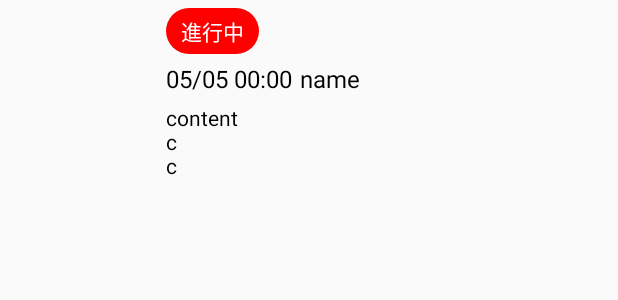
After one commit to n1056722/Android-RoadToAdventure, an Android app: the layout item_rv_personal_journey_list.xml on its own in the app's theme, with its tools: preview values and no code run, on a phone screen of 412 x 824 dp. The commit adds this screen. Shown: the top 300 px of the screen. Run offline under Robolectric (Android 15) with nearby library versions, the phone set to English and light mode, and no system bars.

Commit message:
update PersonalJourneyList

```diff
--- a/app/src/main/AndroidManifest.xml
+++ b/app/src/main/AndroidManifest.xml
@@ -56,7 +56,7 @@
         <activity android:name=".activity.FriendListActivity" />
         <activity android:name=".activity.FriendChatActivity" />
         <activity android:name=".activity.SearchFriendActivity" />
-        <activity android:name=".activity.PersonalRecordListActivity" />
+        <activity android:name=".activity.PersonalJourneyListActivity" />
         <activity android:name=".activity.AddPersonalRecordActivity" />
         <activity android:name=".activity.SignUpActivity"></activity>
     </application>
--- a/app/src/main/java/ya/haojun/roadtoadventure/activity/MainActivity.java
+++ b/app/src/main/java/ya/haojun/roadtoadventure/activity/MainActivity.java
@@ -60,7 +60,7 @@ public class MainActivity extends CommonActivity {
     public void onDrawerItemClick(String name) {
         switch (name) {
             case DrawerItem.PERSONAL_RECORD:
-                openActivity(AddPersonalRecordActivity.class);
+                openActivity(PersonalJourneyListActivity.class);
                 break;
             case DrawerItem.PERSONAL_FIREND:
                 openActivity(FriendListActivity.class);
@@ -77,7 +77,7 @@ public class MainActivity extends CommonActivity {
     public void onMainItemClick(String name){
         switch (name) {
             case MainItem.RECORD:
-                openActivity(AddPersonalRecordActivity.class);
+                openActivity(PersonalJourneyListActivity.class);
                 break;
         }
     }
--- /dev/null
+++ b/app/src/main/res/drawable/textview_journey_status.xml
@@ -0,0 +1,11 @@
+<?xml version="1.0" encoding="utf-8"?>
+<shape xmlns:android="http://schemas.android.com/apk/res/android"
+    android:shape="rectangle">
+    <corners android:radius="20dp" />
+    <solid android:color="#F00" />
+    <padding
+        android:bottom="5dp"
+        android:left="10dp"
+        android:right="10dp"
+        android:top="5dp" />
+</shape>
--- a/app/src/main/res/layout/activity_personal_record_list.xml
+++ b/app/src/main/res/layout/activity_personal_journey_list.xml
@@ -27,7 +27,7 @@
                     android:textColor="#FFF"
                     android:textSize="24sp" />
                 <ImageView
-                    android:id="@+id/iv_personal_record_list_add_record"
+                    android:id="@+id/iv_personal_journey_list_add_record"
                     android:layout_width="@dimen/imageview_toolbar_width"
                     android:layout_height="@dimen/imageview_toolbar_width"
                     android:layout_alignParentRight="true"
@@ -38,7 +38,7 @@
         </android.support.v7.widget.Toolbar>
     </android.support.design.widget.AppBarLayout>
     <android.support.v7.widget.RecyclerView
-        android:id="@+id/rv_personal_record_list"
+        android:id="@+id/rv_personal_journey_list"
         android:layout_width="match_parent"
         android:layout_height="match_parent" />
 </LinearLayout>
--- /dev/null
+++ b/app/src/main/res/layout/item_rv_personal_journey_list.xml
@@ -0,0 +1,72 @@
+<?xml version="1.0" encoding="utf-8"?>
+<LinearLayout xmlns:android="http://schemas.android.com/apk/res/android"
+    android:layout_width="match_parent"
+    android:layout_height="wrap_content"
+    android:orientation="vertical">
+
+    <LinearLayout
+        android:layout_width="match_parent"
+        android:layout_height="wrap_content"
+        android:orientation="horizontal"
+        android:padding="5dp">
+
+        <ImageView
+            android:id="@+id/iv_item_rv_personal_journey_list_picture"
+            android:layout_width="@dimen/imageview_list_picture_big"
+            android:layout_height="@dimen/imageview_list_picture_big"
+            android:layout_gravity="center" />
+
+        <LinearLayout
+            android:layout_width="match_parent"
+            android:layout_height="wrap_content"
+            android:layout_marginLeft="5dp"
+            android:orientation="vertical">
+
+            <TextView
+                android:id="@+id/tv_item_rv_personal_journey_list_status"
+                android:layout_width="wrap_content"
+                android:layout_height="wrap_content"
+                android:background="@drawable/textview_journey_status"
+                android:text="進行中"
+                android:textColor="#FFF"
+                android:visibility="visible" />
+
+            <LinearLayout
+                android:layout_width="match_parent"
+                android:layout_height="wrap_content"
+                android:layout_marginTop="5dp"
+                android:orientation="horizontal">
+
+                <TextView
+                    android:id="@+id/tv_item_rv_personal_journey_list_create_date"
+                    android:layout_width="wrap_content"
+                    android:layout_height="wrap_content"
+                    android:text="05/05 00:00"
+                    android:textColor="#000"
+                    android:textSize="16sp" />
+
+                <TextView
+                    android:id="@+id/tv_item_rv_personal_journey_list_name"
+                    android:layout_width="wrap_content"
+                    android:layout_height="wrap_content"
+                    android:layout_marginLeft="5dp"
+                    android:ellipsize="end"
+                    android:maxLines="1"
+                    android:text="name"
+                    android:textColor="#000"
+                    android:textSize="16sp" />
+            </LinearLayout>
+
+            <TextView
+                android:id="@+id/tv_item_rv_personal_journey_list_content"
+                android:layout_width="wrap_content"
+                android:layout_height="wrap_content"
+                android:layout_marginTop="5dp"
+                android:ellipsize="end"
+                android:maxLines="3"
+                android:text="content\nc\nc"
+                android:textColor="#000"
+                android:textSize="14sp" />
+        </LinearLayout>
+    </LinearLayout>
+</LinearLayout>
--- a/app/src/main/res/values/dimens.xml
+++ b/app/src/main/res/values/dimens.xml
@@ -14,6 +14,7 @@
     <dimen name="imageview_toolbar_margin">16dp</dimen>
 
     <dimen name="imageview_list_picture">60dp</dimen>
+    <dimen name="imageview_list_picture_big">100dp</dimen>
 
     <dimen name="imageview_chat_send">40dp</dimen>
     <dimen name="imageview_chat_picture">40dp</dimen>
```
Also changed, not shown: app/src/main/java/ya/haojun/roadtoadventure/activity/PersonalJourneyListActivity.java (added, +53 -0 lines), app/src/main/java/ya/haojun/roadtoadventure/activity/PersonalRecordListActivity.java (deleted, +0 -38 lines), app/src/main/java/ya/haojun/roadtoadventure/adapter/PersonalJourneyListRVAdapter.java (added, +77 -0 lines), app/src/main/java/ya/haojun/roadtoadventure/helper/TimeHelper.java (+10 -0 lines), app/src/main/java/ya/haojun/roadtoadventure/model/PersonalJourney.java (added, +121 -0 lines).
